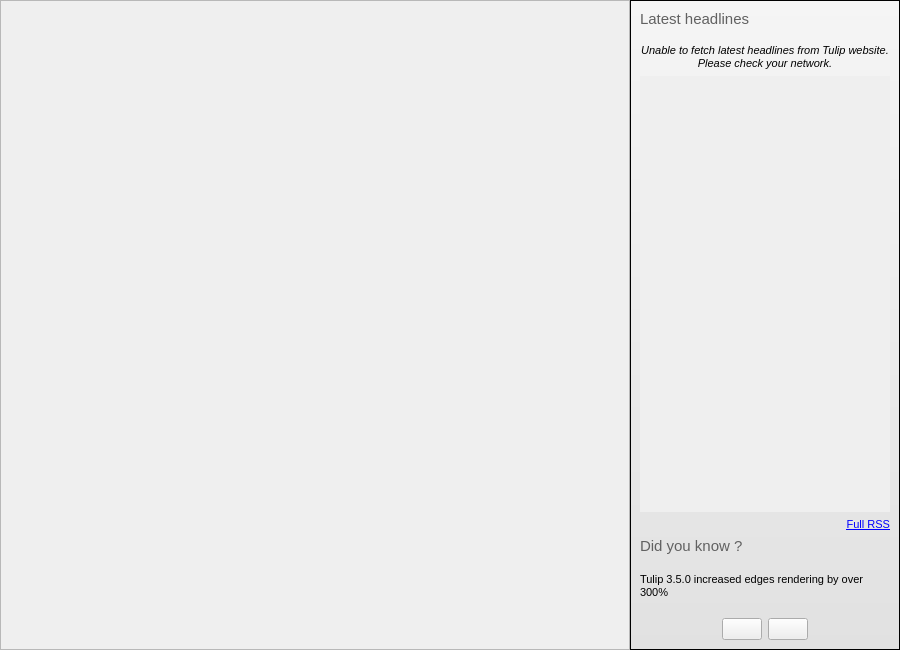
This is software/tulip/designer/TulipWelcomePage.ui in Tulip-Dev/tulip as Qt 5 draws it before an edit. The edited form follows.
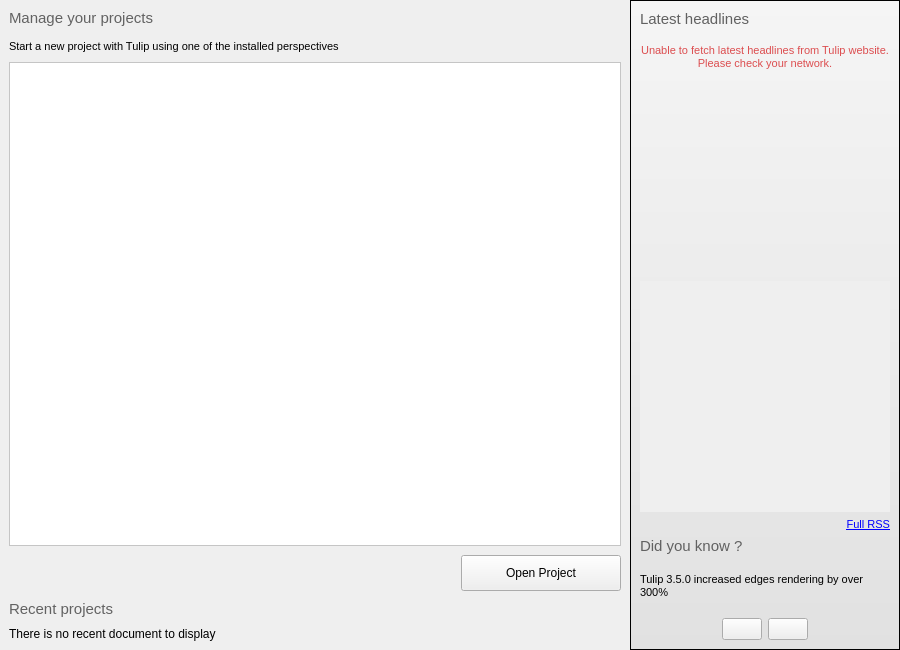
This is the edited form. Icons and pictures are not drawn.

Commit message: Recent documents, and some ui, stylesheets and look & fee updates

What changed in the file:
```diff
--- a/software/tulip/designer/TulipWelcomePage.ui
+++ b/software/tulip/designer/TulipWelcomePage.ui
@@ -24,21 +24,161 @@
     <number>0</number>
    </property>
    <item>
-    <widget class="QFrame" name="controllersFrame">
-     <property name="sizePolicy">
-      <sizepolicy hsizetype="Expanding" vsizetype="Preferred">
-       <horstretch>0</horstretch>
-       <verstretch>0</verstretch>
-      </sizepolicy>
+    <layout class="QVBoxLayout" name="verticalLayout_3">
+     <property name="spacing">
+      <number>9</number>
      </property>
-     <property name="frameShape">
-      <enum>QFrame::StyledPanel</enum>
+     <property name="margin">
+      <number>9</number>
      </property>
-     <property name="frameShadow">
-      <enum>QFrame::Raised</enum>
-     </property>
-     <layout class="QVBoxLayout" name="verticalLayout_3"/>
-    </widget>
+     <item>
+      <widget class="QLabel" name="label_2">
+       <property name="sizePolicy">
+        <sizepolicy hsizetype="Expanding" vsizetype="Maximum">
+         <horstretch>0</horstretch>
+         <verstretch>0</verstretch>
+        </sizepolicy>
+       </property>
+       <property name="text">
+        <string>&lt;!DOCTYPE HTML PUBLIC &quot;-//W3C//DTD HTML 4.0//EN&quot; &quot;http://www.w3.org/TR/REC-html40/strict.dtd&quot;&gt;
+&lt;html&gt;&lt;head&gt;&lt;meta name=&quot;qrichtext&quot; content=&quot;1&quot; /&gt;&lt;style type=&quot;text/css&quot;&gt;
+p, li { white-space: pre-wrap; }
+&lt;/style&gt;&lt;/head&gt;&lt;body style=&quot; font-family:'MS Shell Dlg 2'; font-size:8.25pt; font-weight:400; font-style:normal;&quot;&gt;
+&lt;p style=&quot; margin-top:0px; margin-bottom:0px; margin-left:0px; margin-right:0px; -qt-block-indent:0; text-indent:0px;&quot;&gt;&lt;span style=&quot; font-size:11pt; color:#626262;&quot;&gt;Manage your projects&lt;/span&gt;&lt;/p&gt;
+&lt;p style=&quot;-qt-paragraph-type:empty; margin-top:0px; margin-bottom:0px; margin-left:0px; margin-right:0px; -qt-block-indent:0; text-indent:0px; font-size:8pt; color:#626262;&quot;&gt;&lt;/p&gt;
+&lt;p style=&quot; margin-top:0px; margin-bottom:0px; margin-left:0px; margin-right:0px; -qt-block-indent:0; text-indent:0px;&quot;&gt;&lt;span style=&quot; font-size:8pt; color:#000000;&quot;&gt;Start a new project with Tulip using one of the installed perspectives&lt;/span&gt;&lt;/p&gt;&lt;/body&gt;&lt;/html&gt;</string>
+       </property>
+       <property name="alignment">
+        <set>Qt::AlignLeading|Qt::AlignLeft|Qt::AlignTop</set>
+       </property>
+      </widget>
+     </item>
+     <item>
+      <widget class="QFrame" name="controllersFrame">
+       <property name="sizePolicy">
+        <sizepolicy hsizetype="Preferred" vsizetype="Expanding">
+         <horstretch>0</horstretch>
+         <verstretch>0</verstretch>
+        </sizepolicy>
+       </property>
+       <property name="minimumSize">
+        <size>
+         <width>0</width>
+         <height>0</height>
+        </size>
+       </property>
+       <property name="styleSheet">
+        <string notr="true">QFrame#controllersFrame {
+  background-color: rgb(255, 255, 255);
+  border-left: 1px solid &quot;#C9C9C9&quot;;
+  border-right: 1px solid &quot;#C9C9C9&quot;;
+  border-top: 1px solid &quot;#C9C9C9&quot;;
+  border-bottom: 1px solid &quot;#C9C9C9&quot;;
+}
+
+QToolButton {
+	border-image:none;
+	background-color: qlineargradient(x1: 0, y1: 0, x2: 0.0, y2: 1.0,
+	stop: 0 #ffffff,
+	stop: 0.4 #eeeeee,
+	stop: 0.401 #e2e2e2,
+	stop: 1 #dddddd);
+	color: black;
+	border-top: 1px solid #606060;
+	border-bottom: 1px solid #404040;
+}
+
+QToolButton:hover {
+	border-image:none;
+	background-color: qlineargradient(x1: 0, y1: 0, x2: 0.0, y2: 1.0,
+	stop: 0 #909090,
+	stop: 0.4 #808080,
+	stop: 0.401 #707070,
+	stop: 1 #555555);
+}
+
+QToolButton:checked, QToolButton:checked:pressed {
+	border-image:none;
+	background-color: qlineargradient(x1: 0, y1: 0, x2: 0.0, y2: 1.0,
+	stop: 0 #ffffff,
+	stop: 0.4 #eeeeee,
+	stop: 0.401 #e2e2e2,
+	stop: 1 #dddddd);
+	color: black;
+	border-top: 1px solid #606060;
+	border-bottom: 1px solid #404040;
+}
+
+QToolButton:pressed {
+	border-image:none;
+	background-color: qlineargradient(x1: 0, y1: 0, x2: 0.0, y2: 1.0,
+	stop: 0 #383838,
+	stop: 0.2 #404040,
+	stop: 0.201 #484848,
+	stop: 1 #505050);
+}</string>
+       </property>
+       <property name="frameShape">
+        <enum>QFrame::StyledPanel</enum>
+       </property>
+       <property name="frameShadow">
+        <enum>QFrame::Raised</enum>
+       </property>
+       <layout class="QGridLayout" name="gridLayout"/>
+      </widget>
+     </item>
+     <item>
+      <layout class="QHBoxLayout" name="horizontalLayout_3">
+       <property name="bottomMargin">
+        <number>0</number>
+       </property>
+       <item>
+        <spacer name="horizontalSpacer_3">
+         <property name="orientation">
+          <enum>Qt::Horizontal</enum>
+         </property>
+         <property name="sizeHint" stdset="0">
+          <size>
+           <width>40</width>
+           <height>20</height>
+          </size>
+         </property>
+        </spacer>
+       </item>
+       <item>
+        <widget class="QPushButton" name="openProjectButton">
+         <property name="minimumSize">
+          <size>
+           <width>160</width>
+           <height>36</height>
+          </size>
+         </property>
+         <property name="text">
+          <string>Open Project</string>
+         </property>
+        </widget>
+       </item>
+      </layout>
+     </item>
+     <item>
+      <widget class="QLabel" name="label_5">
+       <property name="text">
+        <string>&lt;!DOCTYPE HTML PUBLIC &quot;-//W3C//DTD HTML 4.0//EN&quot; &quot;http://www.w3.org/TR/REC-html40/strict.dtd&quot;&gt;
+&lt;html&gt;&lt;head&gt;&lt;meta name=&quot;qrichtext&quot; content=&quot;1&quot; /&gt;&lt;style type=&quot;text/css&quot;&gt;
+p, li { white-space: pre-wrap; }
+&lt;/style&gt;&lt;/head&gt;&lt;body style=&quot; font-family:'MS Shell Dlg 2'; font-size:8.25pt; font-weight:400; font-style:normal;&quot;&gt;
+&lt;p style=&quot; margin-top:0px; margin-bottom:0px; margin-left:0px; margin-right:0px; -qt-block-indent:0; text-indent:0px;&quot;&gt;&lt;span style=&quot; font-size:11pt; color:#626262;&quot;&gt;Recent projects&lt;/span&gt;&lt;/p&gt;&lt;/body&gt;&lt;/html&gt;</string>
+       </property>
+      </widget>
+     </item>
+     <item>
+      <widget class="QLabel" name="recentDocumentsLabel">
+       <property name="text">
+        <string>There is no recent document to display</string>
+       </property>
+      </widget>
+     </item>
+    </layout>
    </item>
    <item>
     <layout class="QVBoxLayout" name="verticalLayout">
@@ -107,18 +247,33 @@
         </item>
         <item>
          <widget class="QLabel" name="rssError">
+          <property name="sizePolicy">
+           <sizepolicy hsizetype="Preferred" vsizetype="Expanding">
+            <horstretch>0</horstretch>
+            <verstretch>0</verstretch>
+           </sizepolicy>
+          </property>
           <property name="text">
            <string>&lt;!DOCTYPE HTML PUBLIC &quot;-//W3C//DTD HTML 4.0//EN&quot; &quot;http://www.w3.org/TR/REC-html40/strict.dtd&quot;&gt;
 &lt;html&gt;&lt;head&gt;&lt;meta name=&quot;qrichtext&quot; content=&quot;1&quot; /&gt;&lt;style type=&quot;text/css&quot;&gt;
 p, li { white-space: pre-wrap; }
 &lt;/style&gt;&lt;/head&gt;&lt;body style=&quot; font-family:'MS Shell Dlg 2'; font-size:8.25pt; font-weight:400; font-style:normal;&quot;&gt;
-&lt;p align=&quot;center&quot; style=&quot; margin-top:0px; margin-bottom:0px; margin-left:0px; margin-right:0px; -qt-block-indent:0; text-indent:0px;&quot;&gt;&lt;span style=&quot; font-size:8pt; font-style:italic;&quot;&gt;Unable to fetch latest headlines from Tulip website.&lt;/span&gt;&lt;/p&gt;
-&lt;p align=&quot;center&quot; style=&quot; margin-top:0px; margin-bottom:0px; margin-left:0px; margin-right:0px; -qt-block-indent:0; text-indent:0px;&quot;&gt;&lt;span style=&quot; font-size:8pt; font-style:italic;&quot;&gt;Please check your network.&lt;/span&gt;&lt;/p&gt;&lt;/body&gt;&lt;/html&gt;</string>
+&lt;p align=&quot;center&quot; style=&quot; margin-top:0px; margin-bottom:0px; margin-left:0px; margin-right:0px; -qt-block-indent:0; text-indent:0px;&quot;&gt;&lt;span style=&quot; font-size:8pt; color:#dc4d4f;&quot;&gt;Unable to fetch latest headlines from Tulip website.&lt;/span&gt;&lt;/p&gt;
+&lt;p align=&quot;center&quot; style=&quot; margin-top:0px; margin-bottom:0px; margin-left:0px; margin-right:0px; -qt-block-indent:0; text-indent:0px;&quot;&gt;&lt;span style=&quot; font-size:8pt; color:#dc4d4f;&quot;&gt;Please check your network.&lt;/span&gt;&lt;/p&gt;&lt;/body&gt;&lt;/html&gt;</string>
+          </property>
+          <property name="alignment">
+           <set>Qt::AlignLeading|Qt::AlignLeft|Qt::AlignTop</set>
           </property>
          </widget>
         </item>
         <item>
          <widget class="QScrollArea" name="rssScroll">
+          <property name="sizePolicy">
+           <sizepolicy hsizetype="Expanding" vsizetype="Expanding">
+            <horstretch>0</horstretch>
+            <verstretch>0</verstretch>
+           </sizepolicy>
+          </property>
           <property name="styleSheet">
            <string notr="true"/>
           </property>
@@ -164,7 +319,7 @@
          </widget>
         </item>
         <item>
-         <widget class="QLabel" name="label_2">
+         <widget class="QLabel" name="websiteLabel">
           <property name="sizePolicy">
            <sizepolicy hsizetype="Preferred" vsizetype="Maximum">
             <horstretch>0</horstretch>
```
Left out of the diff: 2 changed lines with no effect on the pictures. The commit also changes 9 other files.
